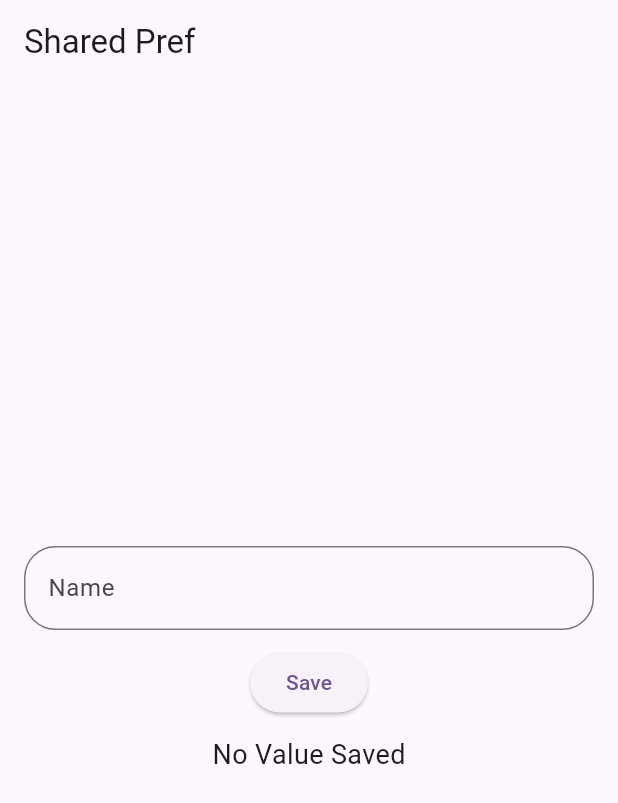
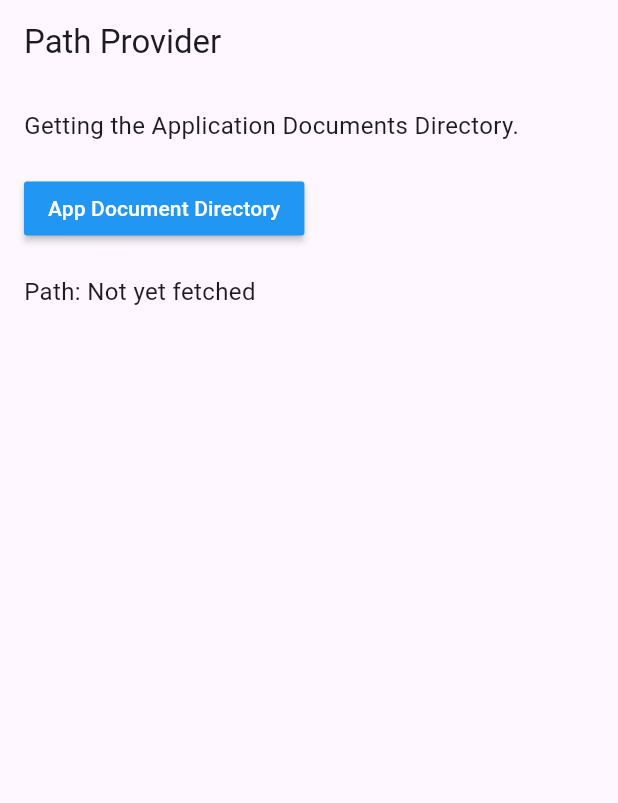
Before and after one commit to jaiminrakholiya/flutter_sharedprefs_demo, a Flutter app: the screen it shows after launch, on a phone screen of 412 x 824 dp. Shown: the top 803 px of the screen. Run offline on Flutter 3.47's test engine with Material 3 defaults, Android fonts, the phone set to English and light mode, and no system bars; our stand-ins replace shared_preferences.

Commit message:
path_provider example

```diff
--- a/lib/main.dart
+++ b/lib/main.dart
@@ -1,5 +1,7 @@
 import 'package:flutter/material.dart';
+import 'package:shared_perferences_example/path_provider_example.dart';
 import 'package:shared_preferences/shared_preferences.dart';
+import 'package:path_provider/path_provider.dart';
 
 void main() {
   runApp(const MyApp()); // Entry point of the Flutter app
@@ -16,74 +18,7 @@ class MyApp extends StatelessWidget {
         colorScheme: ColorScheme.fromSeed(seedColor: Colors.deepPurple), // Theme with deep purple color
         useMaterial3: true, // Material 3 design
       ),
-      home: MyHomePage(), // Setting MyHomePage as the starting screen
+      home: PathProviderExamplethProvider(), // Setting MyHomePage as the starting screen
     );
   }
 }
-
-class MyHomePage extends StatefulWidget {
-  @override
-  State<MyHomePage> createState() => _MyHomePageState();
-}
-
-class _MyHomePageState extends State<MyHomePage> {
-  final nameController = TextEditingController(); // Controller to handle text input for name
-
-  static const String KEYNAME = "name"; // Key used to store/retrieve value in SharedPreferences
-  String nameValue = 'No Value Saved'; // Default value if no data is found in SharedPreferences
-
-  @override
-  void initState() {
-    super.initState();
-    getValue(); // Fetch saved value from SharedPreferences when the app starts
-  }
-
-  // Method to retrieve value from SharedPreferences
-  void getValue() async {
-    var prefs = await SharedPreferences.getInstance(); // Access SharedPreferences instance
-    var getName = prefs.getString(KEYNAME); // Retrieve the value associated with the key
-    setState(() {
-      nameValue = getName ?? 'No Value Saved'; // Update the UI, handle null with a default value
-    });
-  }
-
-  @override
-  Widget build(BuildContext context) {
-    return Scaffold(
-      appBar: AppBar(
-        title: const Text('Shared Pref'), // App bar title
-      ),
-      body: Padding(
-        padding: const EdgeInsets.all(16.0), // Add padding around the content
-        child: Column(
-          mainAxisAlignment: MainAxisAlignment.center, // Center content vertically
-          children: [
-            TextField(
-              controller: nameController, // Attach the controller to TextField
-              decoration: InputDecoration(
-                label: const Text('Name'), // Input label
-                border: OutlineInputBorder(
-                  borderRadius: BorderRadius.circular(21), // Rounded border for TextField
-                ),
-              ),
-            ),
-            const SizedBox(height: 11), // Add spacing between elements
-            ElevatedButton(
-              onPressed: () async {
-                var prefs = await SharedPreferences.getInstance(); // Access SharedPreferences instance
-                await prefs.setString(KEYNAME, nameController.text.toString()); // Save input text
-                getValue(); // Fetch and update the displayed value after saving
-              },
-              child: const Text('Save'), // Button text
-            ),
-            const SizedBox(height: 11), // Add spacing
-            Text(
-              nameValue, // Display the fetched value
-              style: const TextStyle(fontSize: 18), // Style for displayed value
-            ),
-          ],
-        ),
-      ),
-    );
-  }
-}
--- /dev/null
+++ b/lib/path_provider_example.dart
@@ -0,0 +1,70 @@
+import 'package:flutter/material.dart';
+import 'package:path_provider/path_provider.dart';
+
+class PathProviderExamplethProvider extends StatefulWidget {
+  const PathProviderExamplethProvider({super.key});
+
+  @override
+  State<PathProviderExamplethProvider> createState() =>
+      _PathProviderExamplethProviderState();
+}
+
+class _PathProviderExamplethProviderState
+    extends State<PathProviderExamplethProvider> {
+  //To dispaly the path
+  String _appDocumentsPath = 'Not yet fetched';
+
+  //Function to get the application documents directory path
+  Future<void> _getAppDocumentsDirectory() async {
+    try {
+      // Get the directory path where the app stores files
+      final directory = await getApplicationDocumentsDirectory();
+      setState(() {
+        _appDocumentsPath = directory.path;
+      });
+    } catch (e) {
+      //Handle errors
+      setState(() {
+        _appDocumentsPath = 'Error fectching path: $e';
+      });
+    }
+  }
+
+  @override
+  Widget build(BuildContext context) {
+    return Scaffold(
+      appBar: AppBar(
+        title: const Text('Path Provider'),
+      ),
+      body: Padding(
+        padding: const EdgeInsets.all(16.0),
+        child: Column(
+          crossAxisAlignment: CrossAxisAlignment.start,
+          children: [
+            const Text(
+              'Getting the Application Documents Directory.',
+              style: TextStyle(fontSize: 16),
+            ),
+            const SizedBox(
+              height: 20,
+            ),
+            MaterialButton(
+              onPressed: _getAppDocumentsDirectory,
+              //call the function on button press
+              color: Colors.blue,
+              textColor: Colors.white,
+              child: const Text('App Document Directory'),
+            ),
+            const SizedBox(
+              height: 20,
+            ),
+            Text(
+              'Path: $_appDocumentsPath',
+              style: const TextStyle(fontSize: 16),
+            )
+          ],
+        ),
+      ),
+    );
+  }
+}
--- a/pubspec.yaml
+++ b/pubspec.yaml
@@ -35,6 +35,7 @@ dependencies:
   # Use with the CupertinoIcons class for iOS style icons.
   cupertino_icons: ^1.0.8
   shared_preferences: ^2.3.5
+  path_provider: ^2.1.5
 
 dev_dependencies:
   flutter_test:
```
Also changed, not shown: lib/flutter-sharedprefs-demo.dart (added, +69 -0 lines), pubspec.lock, 1 other file.
